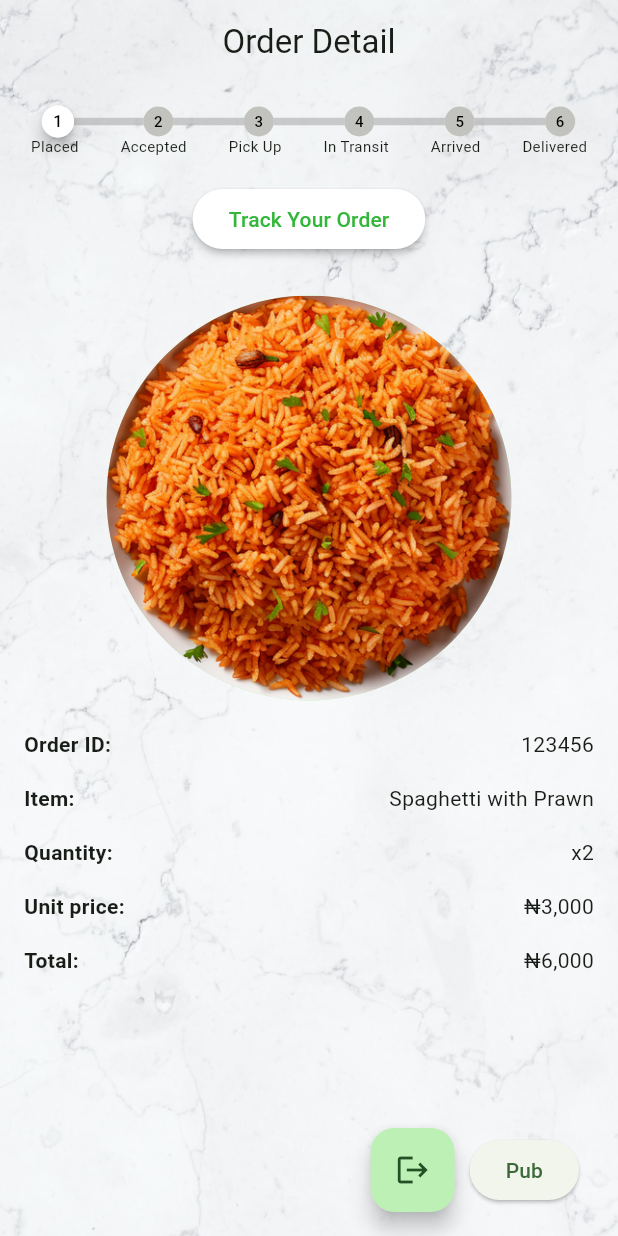
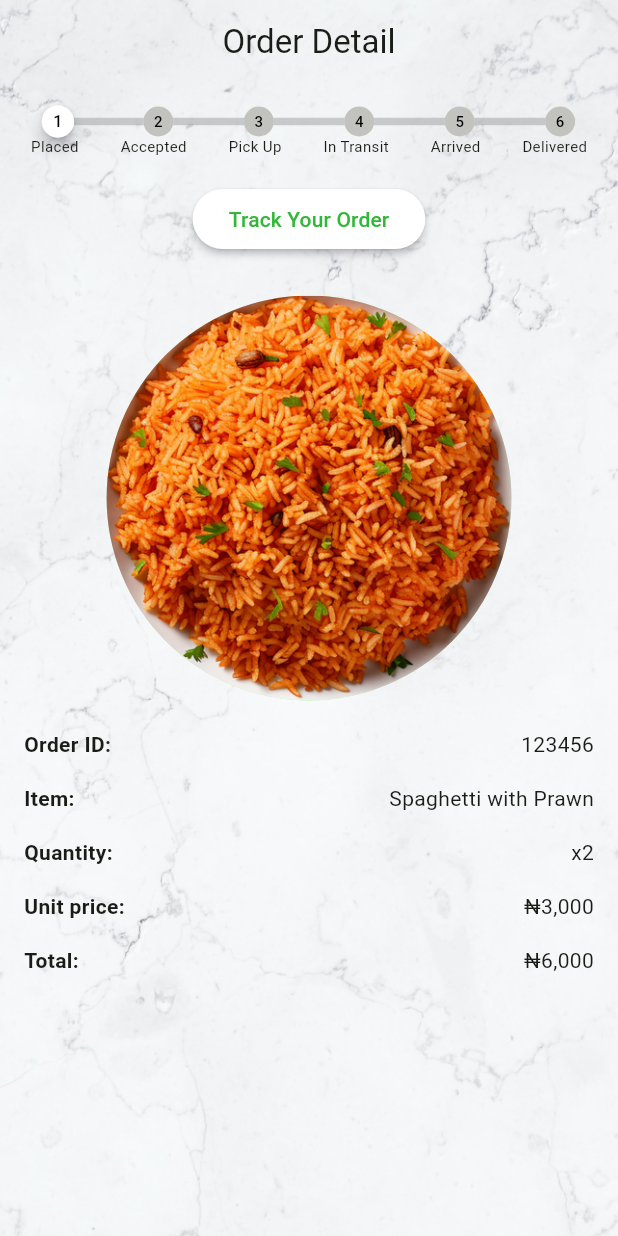
Before and after one commit to Mitchel-JF2/jollof_express, a Flutter app: the screen it shows once a user with an empty profile is signed in, on a phone screen of 412 x 824 dp. Run offline on Flutter 3.47's test engine with Material 2 defaults, Android fonts, the phone set to English and light mode, and no system bars; our stand-ins replace bot_toast, firebase_auth, firebase_core, flutter_rating_bar, google_sign_in; missing offline and left inert: ably_flutter; accounts and stored records are empty.

```diff
--- a/lib/src/modules/order_detail/views/components/ordered_item_image.dart
+++ b/lib/src/modules/order_detail/views/components/ordered_item_image.dart
@@ -41,7 +41,8 @@ class _OrderedItemImageState extends State<OrderedItemImage>
       child: ScaleTransition(
         scale: scale,
         child: CircleAvatar(
-          radius: 130, // TODO: Make this responsive
+          radius:
+              130, // TODO: Make this responsive with your new responsiveness formula
           backgroundImage: AssetImage(images[index]),
         ),
       ),
--- a/lib/src/modules/order_detail/views/order_detail_view.dart
+++ b/lib/src/modules/order_detail/views/order_detail_view.dart
@@ -1,9 +1,6 @@
 import 'package:flutter/material.dart';
-import 'package:jollof_express/src/global/providers/ably_provider.dart';
-import 'package:jollof_express/src/global/providers/global_provider.dart';
 import 'package:jollof_express/src/global/widgets/jollof_express_app_bar.dart';
 import 'package:jollof_express/src/global/widgets/marble_background.dart';
-import 'package:provider/provider.dart';
 
 import 'components/live_tracking_bar/live_tracking_bar.dart';
 import 'components/order_details/order_details.dart';
@@ -15,29 +12,9 @@ class OrderDetailView extends StatelessWidget {
 
   @override
   Widget build(BuildContext context) {
-    var globalProvider = context.read<GlobalProvider>();
-    var ablyProvider = context.read<AblyProvider>();
     return Scaffold(
       extendBodyBehindAppBar: true,
       appBar: const JollofExpressAppBar("Order Detail"),
-      // TODO: this is for test purposes only
-      floatingActionButton: Row(
-        mainAxisSize: MainAxisSize.min,
-        children: [
-          const SizedBox(width: 10),
-          FloatingActionButton(
-            heroTag: "sign out",
-            onPressed: globalProvider.signOut,
-            child: const Icon(Icons.logout),
-          ),
-          const SizedBox(width: 10),
-          ElevatedButton(
-            onPressed: ablyProvider.publishToJollofExpress,
-            child: const Text("Pub"),
-          ),
-          const SizedBox(width: 10),
-        ],
-      ),
       body: MarbleBackground(
         child: Padding(
           padding: const EdgeInsets.symmetric(horizontal: 8.0),
```
Also changed, not shown: lib/src/global/providers/global_provider.dart (+0 -11 lines), 1 other file.
